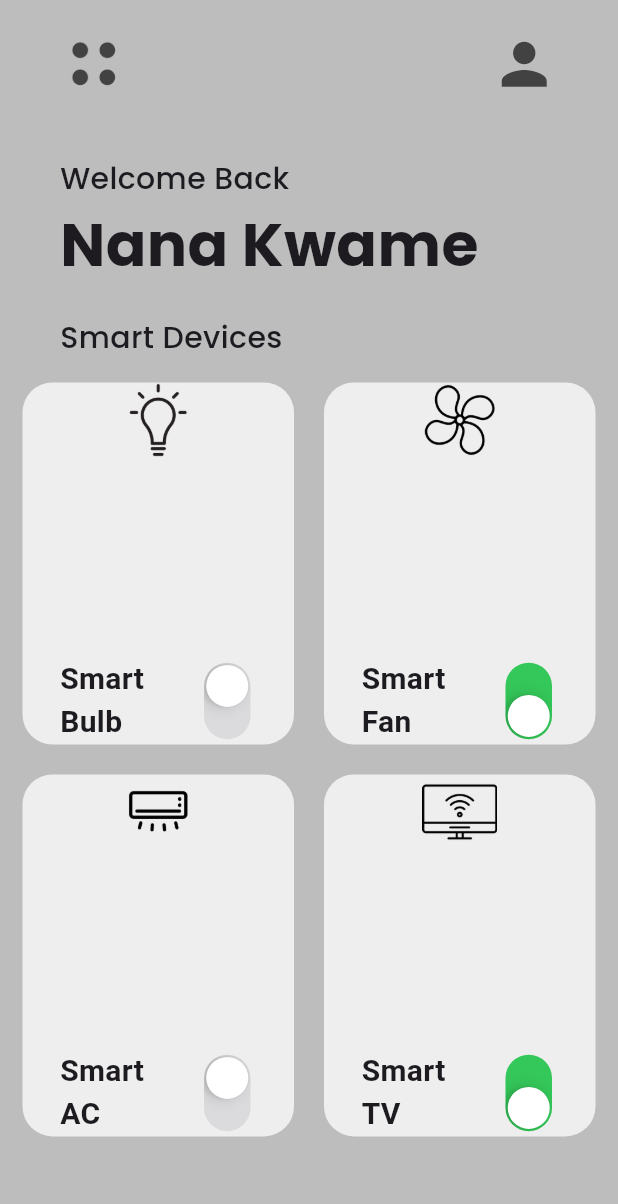
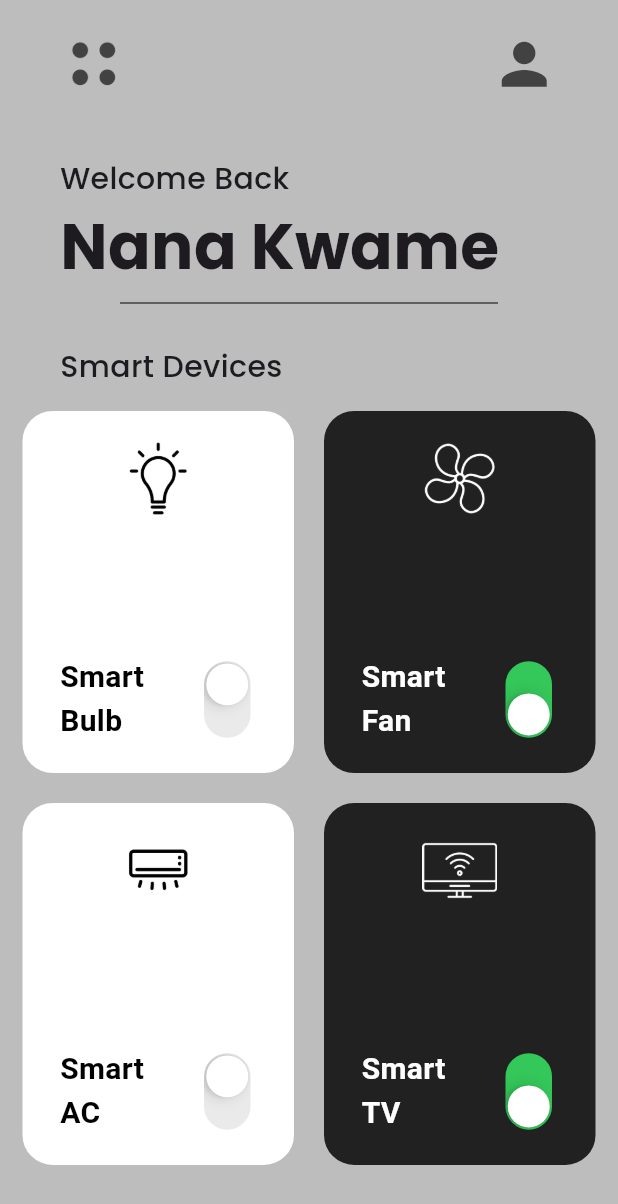
Before and after one commit to Ikwame91/ui_designs, a Flutter app: the screen it shows after launch, on a phone screen of 412 x 824 dp. Shown: the top 1204 px of the screen. Run offline on Flutter 3.47's test engine with Material 3 defaults, Android fonts, the phone set to English and light mode, and no system bars; our stand-ins replace google_fonts.

Commit message:
few additions

```diff
--- a/smart_home_ui/lib/ui/homepage.dart
+++ b/smart_home_ui/lib/ui/homepage.dart
@@ -70,8 +70,15 @@ class _HomePageState extends State<HomePage> {
                 Text(
                   "Nana Kwame",
                   style: GoogleFonts.poppins(
-                    fontSize: 40,
+                    fontSize: 42,
                     fontWeight: FontWeight.bold,
+                  ),
+                ),
+                Padding(
+                  padding: EdgeInsets.symmetric(horizontal: horizontalpadding),
+                  child: Divider(
+                    color: Colors.grey[800],
+                    thickness: 1,
                   ),
                 ),
                 sizedBox,
@@ -86,8 +93,8 @@ class _HomePageState extends State<HomePage> {
           Expanded(
               child: GridView.builder(
                   itemCount: mySmartDevices.length,
-                  padding: EdgeInsets.all(5),
-                  gridDelegate: SliverGridDelegateWithFixedCrossAxisCount(
+                  padding: const EdgeInsets.all(5),
+                  gridDelegate: const SliverGridDelegateWithFixedCrossAxisCount(
                       crossAxisCount: 2, childAspectRatio: 1 / 1.3),
                   itemBuilder: (context, index) {
                     return SmartDevices(
--- a/smart_home_ui/lib/utils/smart_device.dart
+++ b/smart_home_ui/lib/utils/smart_device.dart
@@ -21,16 +21,17 @@ class SmartDevices extends StatelessWidget {
       child: Container(
         margin: const EdgeInsets.all(5),
         decoration: BoxDecoration(
-          color: Colors.grey[200],
+          color: powerOn ? Colors.grey[900] : Colors.white,
           borderRadius: BorderRadius.circular(20),
         ),
         child: Padding(
-          padding: const EdgeInsets.symmetric(horizontal: 15),
+          padding: const EdgeInsets.symmetric(horizontal: 15, vertical: 20),
           child: Column(
             mainAxisAlignment: MainAxisAlignment.spaceBetween,
             children: [
               Image.asset(
                 iconPath,
+                color: powerOn ? Colors.white : Colors.black,
                 height: 50,
               ),
               Row(
@@ -40,8 +41,9 @@ class SmartDevices extends StatelessWidget {
                     child: Padding(
                       padding: const EdgeInsets.symmetric(horizontal: 10),
                       child: Text(deviceName,
-                          style: const TextStyle(
+                          style: TextStyle(
                             fontSize: 20,
+                            color: powerOn ? Colors.white : Colors.black,
                             fontWeight: FontWeight.bold,
                           )),
                     ),
```
